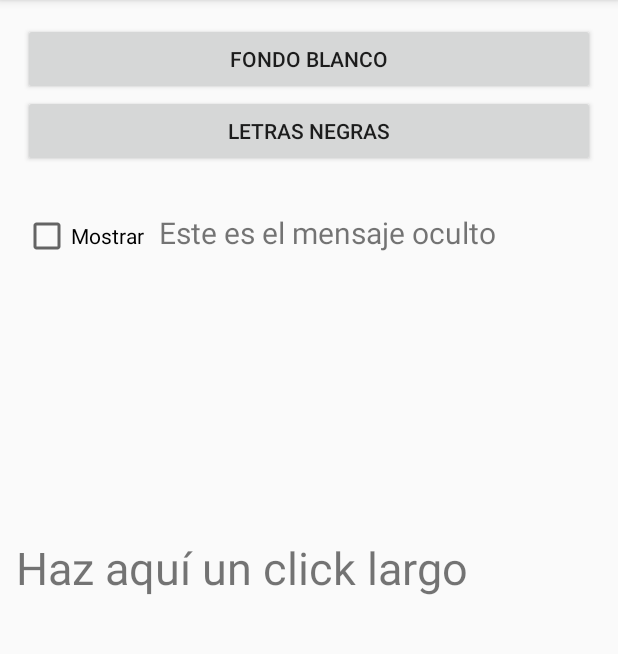
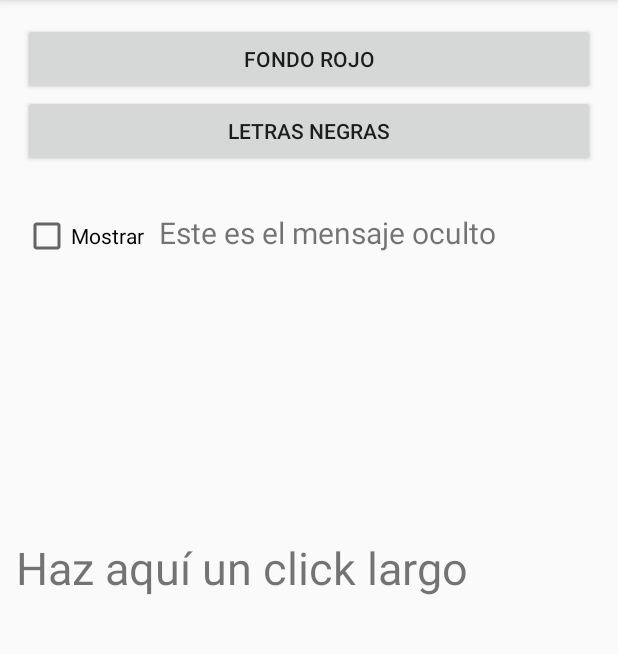
Before and after one commit to JHORJE18/EventosViews, an Android app: the screen it shows after launch (MainActivity), after a tap on "FONDO BLANCO", on a phone screen of 412 x 824 dp, the part 84-738 px from its top. Run offline under Robolectric (Android 15) with nearby library versions, the phone set to English and light mode, and no system bars; 1 other tap on this screen came first.

Commit message:
Boton cambiar fondo

```diff
--- a/app/src/main/java/com/example/jhorje/eventosviews/MainActivity.java
+++ b/app/src/main/java/com/example/jhorje/eventosviews/MainActivity.java
@@ -3,12 +3,14 @@ package com.example.jhorje.eventosviews;
 import android.support.v7.app.AppCompatActivity;
 import android.os.Bundle;
 import android.view.View;
+import android.widget.Button;
 import android.widget.RelativeLayout;
 
 public class MainActivity extends AppCompatActivity {
 
     //Variables vista
     private RelativeLayout rl;
+    private Button btnFondo;
 
     //Extra variables
     private boolean fondoTint = false;
@@ -21,6 +23,7 @@ public class MainActivity extends AppCompatActivity {
 
         //Asignamos variables de la vista
         rl = (RelativeLayout) findViewById(R.id.relativaLay);
+        btnFondo = (Button) findViewById(R.id.btnFondo);
     }
 
     public void onClick(View v){
@@ -29,12 +32,14 @@ public class MainActivity extends AppCompatActivity {
         switch (v.getId()){
             case R.id.btnFondo:
                 //Cambiar fondo de color
-                if (fondoTint){
+                if (!fondoTint){
                     rl.setBackground(getDrawable(R.color.Rojo));
-                    fondoTint = false;
+                    btnFondo.setText("Fondo blanco");
+                    fondoTint = true;
                 } else {
                     rl.setBackground(getDrawable(R.color.Transparente));
-                    fondoTint = true;
+                    btnFondo.setText("Fondo rojo");
+                    fondoTint = false;
                 }
                 break;
         }
--- a/app/src/main/res/layout/activity_main.xml
+++ b/app/src/main/res/layout/activity_main.xml
@@ -18,9 +18,9 @@
             android:id="@+id/btnFondo"
             android:layout_width="match_parent"
             android:layout_height="match_parent"
+            android:clickable="true"
             android:onClick="onClick"
-            android:clickable="true"
-            android:text="Fondo blanco" />
+            android:text="Fondo rojo" />
 
         <Button
             android:id="@+id/btnLine"
```
